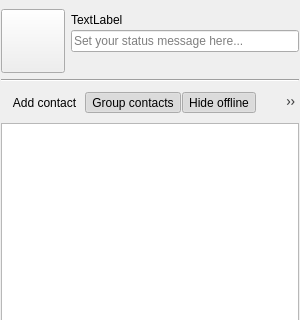
Qt form main-widget.ui (KDE/ktp-contact-list) before a commit; both pictures show x 0 to 300 and y 0 to 320 of the 300 by 600 pixel window.
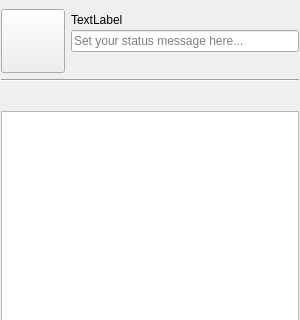
The same form after that commit. Custom widgets are drawn as their Qt base class.

Commit message: Use KAction instead of QAction Use KDE Std shortcut for Find Review: https://git.reviewboard.kde.org/r/101121/

```diff
--- a/main-widget.ui
+++ b/main-widget.ui
@@ -88,10 +88,6 @@
       <property name="toolButtonStyle">
        <enum>Qt::ToolButtonIconOnly</enum>
       </property>
-      <addaction name="m_actionAdd_contact"/>
-      <addaction name="m_actionGroup_contacts"/>
-      <addaction name="m_actionHide_offline"/>
-      <addaction name="m_actionSearch_contact"/>
      </widget>
     </item>
     <item>
@@ -102,47 +98,6 @@
     </item>
    </layout>
   </widget>
-  <action name="m_actionAdd_contact">
-   <property name="text">
-    <string>Add contact</string>
-   </property>
-  </action>
-  <action name="m_actionGroup_contacts">
-   <property name="checkable">
-    <bool>true</bool>
-   </property>
-   <property name="checked">
-    <bool>true</bool>
-   </property>
-   <property name="text">
-    <string>Group contacts</string>
-   </property>
-  </action>
-  <action name="m_actionHide_offline">
-   <property name="checkable">
-    <bool>true</bool>
-   </property>
-   <property name="checked">
-    <bool>true</bool>
-   </property>
-   <property name="text">
-    <string>Hide offline</string>
-   </property>
-  </action>
-  <action name="m_actionSearch_contact">
-   <property name="checkable">
-    <bool>true</bool>
-   </property>
-   <property name="checked">
-    <bool>false</bool>
-   </property>
-   <property name="text">
-    <string>Search contacts</string>
-   </property>
-   <property name="shortcut">
-    <string>Ctrl+I</string>
-   </property>
-  </action>
  </widget>
  <customwidgets>
   <customwidget>
```
The commit also changes 2 other files.
